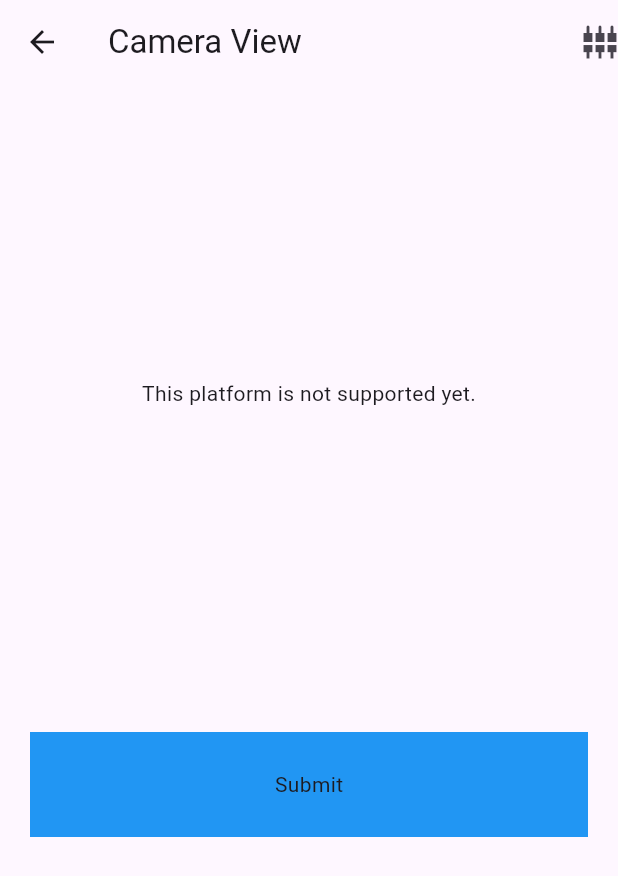
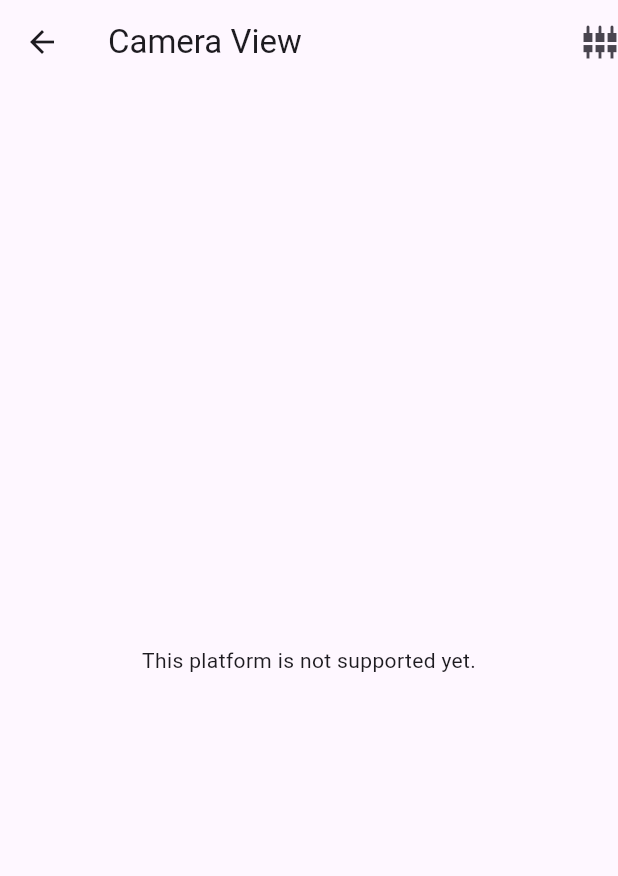
Before and after one commit to ThinkSys/mediapipe-flutter, a Flutter app: the PoseExample screen opened directly, on a phone screen of 412 x 824 dp. Shown: the top 876 px of the screen. Run offline on Flutter 3.47's test engine with Material 3 defaults, Android fonts, the phone set to English and light mode, and no system bars; our stand-ins replace equatable, plugin_platform_interface, web.

Commit message:
better variable names

```diff
--- a/example/lib/pose_example/pose_example.dart
+++ b/example/lib/pose_example/pose_example.dart
@@ -59,28 +59,12 @@ class _PoseExampleState extends State<PoseExample> {
                 child: const Icon(Icons.settings_input_component_sharp))
           ],
         ),
-        body: Column(
-          children: [
-            SizedBox(
-              height: MediaQuery.of(context).size.height * 0.5,
-              width: MediaQuery.of(context).size.width,
-              child: PoseLandmarks(
-                key: UniqueKey(),
-                options: PoseLandmarkOptions(),
-                scanLandmarks: (value) {
-                //  print("Received Landmarks : $value");
-                },
-              ),
-            ),
-            Container(
-              height: 70,
-              width: MediaQuery.of(context).size.width,
-              padding: EdgeInsets.all(20),
-              margin: EdgeInsets.all(20),
-              color: Colors.blue,
-              child: Center(child: Text("Submit")),
-            )
-          ],
+        body: PoseLandmarks(
+          key: UniqueKey(),
+          options: PoseLandmarkOptions(),
+          poseLandmarks: (value) {
+            //  print("Received Landmarks : $value");
+          },
         ),
       ),
     );
--- a/lib/pose_landmarks.dart
+++ b/lib/pose_landmarks.dart
@@ -6,9 +6,9 @@ import 'package:thinksys_mediapipe_plugin/pose_landmark_options.dart';
 
 class PoseLandmarks extends StatefulWidget {
   PoseLandmarkOptions? options;
-  Function(dynamic)? scanLandmarks;
+  Function(dynamic)? poseLandmarks;
 
-  PoseLandmarks({super.key, this.options, this.scanLandmarks}) {
+  PoseLandmarks({super.key, this.options, this.poseLandmarks}) {
     options ??= PoseLandmarkOptions();
   }
 
@@ -77,8 +77,8 @@ class _PoseLandmarksState extends State<PoseLandmarks> {
           creationParamsCodec: const StandardMessageCodec(),
           onPlatformViewCreated: (id) {
             poseLandmarksDataStream().listen((data) {
-              if (widget.scanLandmarks != null) {
-                widget.scanLandmarks!(data);
+              if (widget.poseLandmarks != null) {
+                widget.poseLandmarks!(data);
               }
 
               // print("Data $data");
```
